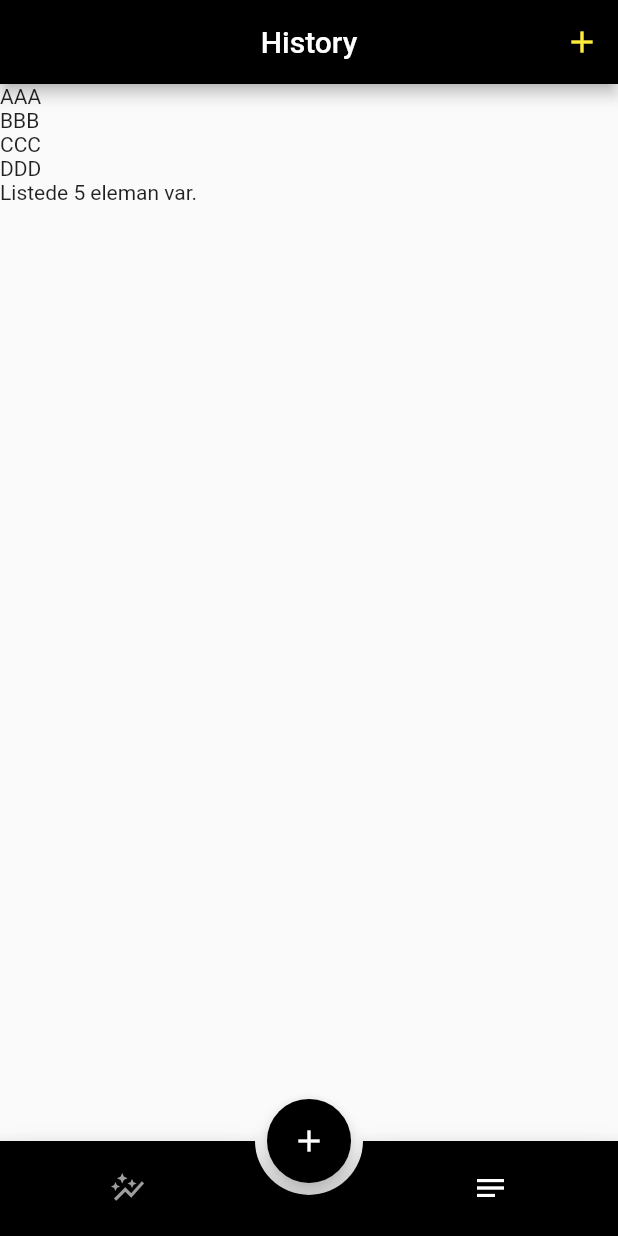
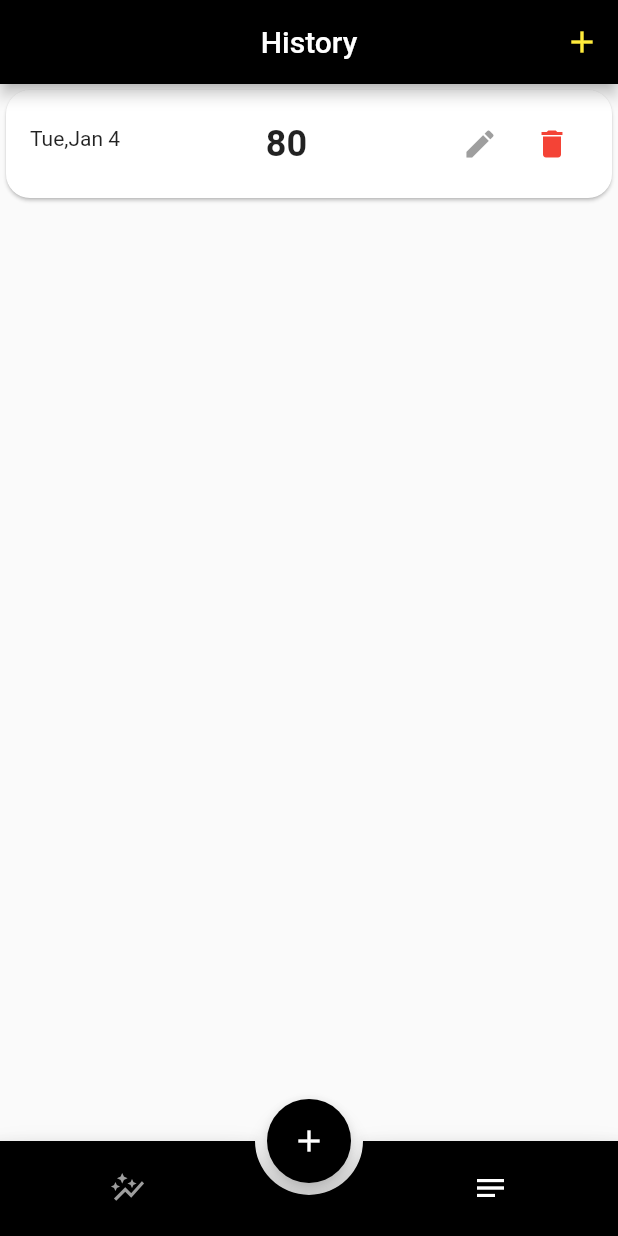
Before and after one commit to ckaraman/weight_track_app, a Flutter app: the screen it shows after launch, item 2 of the bottom bar chosen, after a tap on the "add" icon, on a phone screen of 412 x 824 dp. Run offline on Flutter 3.47's test engine with Material 2 defaults, Android fonts, the phone set to English and light mode, and no system bars; drawn by our look-alikes of animated_bottom_navigation_bar; our stand-ins replace freezed_annotation, get.

Commit message:
additing remove properties

```diff
--- a/lib/view-models/controller.dart
+++ b/lib/view-models/controller.dart
@@ -3,14 +3,17 @@ import 'package:weight_track_app/models/record.dart';
 
 class Controller extends GetxController {
   var records = <Record>[
-    Record(weight: 80, datetime: DateTime.now(), notes: "AAA"),
-    Record(weight: 81, datetime: DateTime.now(), notes: "BBB"),
-    Record(weight: 84, datetime: DateTime.now(), notes: "CCC"),
-    Record(weight: 85, datetime: DateTime.now(), notes: "DDD")
+    // Record(weight: 80, datetime: DateTime.now(), notes: "AAA"),
+    // Record(weight: 81, datetime: DateTime.now(), notes: "BBB"),
+    // Record(weight: 84, datetime: DateTime.now(), notes: "CCC"),
+    // Record(weight: 85, datetime: DateTime.now(), notes: "DDD")
   ].obs;
 
   void addRecord() {
     records.add(Record(weight: 80, datetime: DateTime.now(), notes: "XXXX"));
-    print(records.length);
+  }
+
+  void deleteRecord(Record record) {
+    records.remove(record);
   }
 }
--- a/lib/views/history.dart
+++ b/lib/views/history.dart
@@ -1,6 +1,8 @@
 import 'package:flutter/material.dart';
 import 'package:get/get.dart';
+import 'package:weight_track_app/models/record.dart';
 import 'package:weight_track_app/view-models/controller.dart';
+import 'package:weight_track_app/widgets/record_list_tile.dart';
 
 class HistoryScreen extends StatefulWidget {
   const HistoryScreen({Key? key}) : super(key: key);
@@ -14,7 +16,10 @@ class _HistoryScreenState extends State<HistoryScreen> {
 
   @override
   Widget build(BuildContext context) {
-    return Scaffold(
+    List<Record> records = _controller.records;
+
+    return Obx(
+      () => Scaffold(
           appBar: AppBar(
             centerTitle: true,
             title: const Text("History"),
@@ -28,17 +33,15 @@ class _HistoryScreenState extends State<HistoryScreen> {
               ),
             ],
           ),
-      body: Obx(
-        () => ListView(
-          children: [
-            Text(_controller.records[0].notes!),
-            Text(_controller.records[1].notes!),
-            Text(_controller.records[2].notes!),
-            Text(_controller.records[3].notes!),
-            Text("Listede ${_controller.records.length} eleman var.")
-          ],
-        ),
-      ),
+          body: records.isEmpty
+              ? const Center(
+                  child: Text('Please Add Some Records'),
+                )
+              : ListView(
+                  children: records
+                      .map((record) => RecordListTile(record: record))
+                      .toList(),
+                )),
     );
   }
 }
--- a/lib/widgets/record_list_tile.dart
+++ b/lib/widgets/record_list_tile.dart
@@ -1,6 +1,8 @@
 import 'package:flutter/material.dart';
+import 'package:get/get.dart';
 import 'package:intl/intl.dart';
 import 'package:weight_track_app/models/record.dart';
+import 'package:weight_track_app/view-models/controller.dart';
 
 class RecordListTile extends StatefulWidget {
   final Record record;
@@ -11,6 +13,8 @@ class RecordListTile extends StatefulWidget {
 }
 
 class _RecordListTileState extends State<RecordListTile> {
+  final Controller _controller = Get.find();
+
   @override
   Widget build(BuildContext context) {
     return Card(
@@ -18,18 +22,18 @@ class _RecordListTileState extends State<RecordListTile> {
       child: Padding(
         padding: const EdgeInsets.only(top: 8, bottom: 8),
         child: ListTile(
-          leading: Text(
-            DateFormat("EEE,MMM d").format(widget.record.datetime),
+          leading: _buildDate(),
+          title: _buildWeight(),
+          trailing: _buildIcons(),
         ),
-          title: const Center(
-              child: Text(
-            '75',
-            style: TextStyle(fontSize: 24, fontWeight: FontWeight.bold),
-          )),
-          trailing: Row(
+      ),
+    );
+  }
+
+  Row _buildIcons() => Row(
         mainAxisSize: MainAxisSize.min,
-            children: const [
-              IconButton(
+        children: [
+          const IconButton(
             onPressed: null,
             icon: Icon(
               Icons.edit,
@@ -37,15 +41,23 @@ class _RecordListTileState extends State<RecordListTile> {
             ),
           ),
           IconButton(
-                  onPressed: null,
-                  icon: Icon(
+              onPressed: () {
+                _controller.deleteRecord(widget.record);
+              },
+              icon: const Icon(
                 Icons.delete,
                 color: Colors.red,
               ))
         ],
-          ),
-        ),
-      ),
+      );
+
+  Center _buildWeight() => Center(
+          child: Text(
+        ' ${widget.record.weight}',
+        style: const TextStyle(fontSize: 24, fontWeight: FontWeight.bold),
+      ));
+
+  Text _buildDate() => Text(
+        DateFormat("EEE,MMM d").format(widget.record.datetime),
       );
 }
-}
```
Lines whose indentation alone changed are shown as unchanged.
